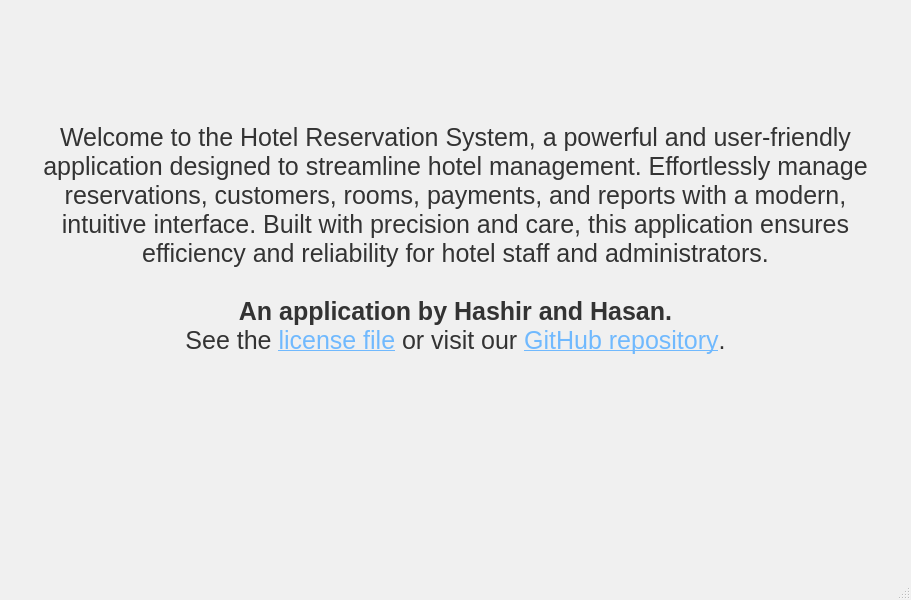
Before: the Qt Designer form mainwindow.ui in WeWeBunnyX/HotelReservationSQL_Application, drawn with Qt 5.
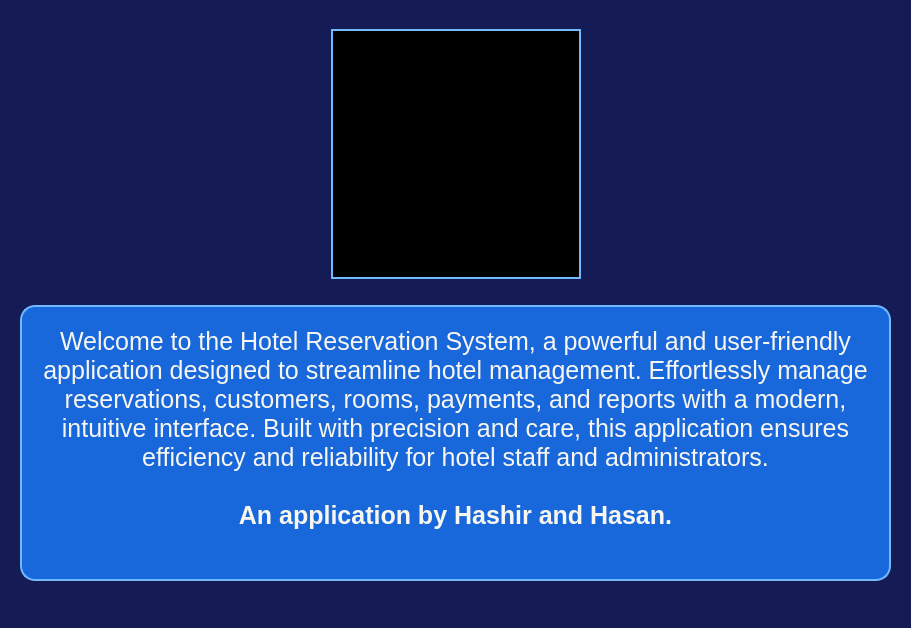
After: the same form once the commit is applied. Icons and pictures are not drawn.

The edit to the form file:
```diff
--- a/mainwindow.ui
+++ b/mainwindow.ui
@@ -7,16 +7,19 @@
     <x>0</x>
     <y>0</y>
     <width>911</width>
-    <height>600</height>
+    <height>628</height>
    </rect>
   </property>
   <property name="windowTitle">
    <string>Hotel Reservation System</string>
   </property>
+  <property name="autoFillBackground">
+   <bool>false</bool>
+  </property>
   <property name="styleSheet">
    <string notr="true">
     QMainWindow {
-        background-color: #f0f0f0;
+        background-color: #151B54;
         font-family: 'Segoe UI', Arial, sans-serif;
     }
    </string>
@@ -26,48 +29,122 @@
     <property name="spacing">
      <number>10</number>
     </property>
+    <property name="leftMargin">
+     <number>20</number>
+    </property>
+    <property name="topMargin">
+     <number>20</number>
+    </property>
+    <property name="rightMargin">
+     <number>20</number>
+    </property>
+    <property name="bottomMargin">
+     <number>20</number>
+    </property>
     <item>
-     <widget class="QLabel" name="appLogoLabel">
-      <property name="maximumSize">
-       <size>
-        <width>100</width>
-        <height>50</height>
-       </size>
-      </property>
+     <widget class="QWidget" name="logoWidget" native="true">
       <property name="styleSheet">
-       <string notr="true">
-        font-size: 16px;
-        color: #333333;
-        padding: 10px;
-        background-color: transparent;
-       </string>
+       <string notr="true">background-color : #151B54</string>
       </property>
-      <property name="text">
-       <string/>
-      </property>
-      <property name="pixmap">
-       <pixmap>:/icons/icons/logos/app_logo.png</pixmap>
-      </property>
-      <property name="scaledContents">
-       <bool>true</bool>
-      </property>
-      <property name="alignment">
-       <set>Qt::AlignmentFlag::AlignCenter</set>
-      </property>
+      <layout class="QHBoxLayout" name="logoLayout">
+       <property name="spacing">
+        <number>0</number>
+       </property>
+       <item>
+        <spacer name="horizontalSpacerLeft">
+         <property name="orientation">
+          <enum>Qt::Orientation::Horizontal</enum>
+         </property>
+         <property name="sizeHint" stdset="0">
+          <size>
+           <width>40</width>
+           <height>20</height>
+          </size>
+         </property>
+        </spacer>
+       </item>
+       <item>
+        <widget class="QLabel" name="appLogoLabel">
+         <property name="sizePolicy">
+          <sizepolicy hsizetype="Preferred" vsizetype="Preferred">
+           <horstretch>0</horstretch>
+           <verstretch>0</verstretch>
+          </sizepolicy>
+         </property>
+         <property name="minimumSize">
+          <size>
+           <width>250</width>
+           <height>250</height>
+          </size>
+         </property>
+         <property name="maximumSize">
+          <size>
+           <width>250</width>
+           <height>250</height>
+          </size>
+         </property>
+         <property name="styleSheet">
+          <string notr="true"> background-color: #000000;
+ padding: 10px;
+ border: 2px solid #70B9FE;
+ box-shadow: 0 0 10px rgba(112, 185, 254, 0.5);</string>
+         </property>
+         <property name="text">
+          <string/>
+         </property>
+         <property name="pixmap">
+          <pixmap resource="resources.qrc">:/icons/icons/logos/logohotel.png</pixmap>
+         </property>
+         <property name="scaledContents">
+          <bool>true</bool>
+         </property>
+         <property name="alignment">
+          <set>Qt::AlignmentFlag::AlignCenter</set>
+         </property>
+        </widget>
+       </item>
+       <item>
+        <spacer name="horizontalSpacerRight">
+         <property name="orientation">
+          <enum>Qt::Orientation::Horizontal</enum>
+         </property>
+         <property name="sizeHint" stdset="0">
+          <size>
+           <width>40</width>
+           <height>20</height>
+          </size>
+         </property>
+        </spacer>
+       </item>
+      </layout>
      </widget>
     </item>
+    <item>
+     <spacer name="verticalSpacerTop">
+      <property name="orientation">
+       <enum>Qt::Orientation::Vertical</enum>
+      </property>
+      <property name="sizeHint" stdset="0">
+       <size>
+        <width>20</width>
+        <height>20</height>
+       </size>
+      </property>
+     </spacer>
+    </item>
     <item>
      <widget class="QLabel" name="welcomeLabel">
       <property name="styleSheet">
-       <string notr="true">
-        font-size: 25px;
-        color: #333333;
-        padding: 20px;
-        background-color: transparent;
+       <string notr="true">  font-size: 25px;
+  color: #F8F6F0;
+  padding: 20px;
+  background-color: #1868DB;
+  border-radius: 15px;
+  border: 2px solid #70B9FE;
        </string>
       </property>
       <property name="text">
-       <string>Welcome to the Hotel Reservation System, a powerful and user-friendly application designed to streamline hotel management. Effortlessly manage reservations, customers, rooms, payments, and reports with a modern, intuitive interface. Built with precision and care, this application ensures efficiency and reliability for hotel staff and administrators.&lt;br&gt;&lt;br&gt;&lt;b&gt;An application by Hashir and Hasan.&lt;/b&gt;&lt;br&gt;See the &lt;a href=&quot;license&quot; style=&quot;color: #70B9FE; text-decoration: underline;&quot;&gt;license file&lt;/a&gt; or visit our &lt;a href=&quot;github&quot; style=&quot;color: #70B9FE; text-decoration: underline;&quot;&gt;GitHub repository&lt;/a&gt;.</string>
+       <string>&lt;html&gt;&lt;head/&gt;&lt;body&gt;&lt;p&gt;Welcome to the Hotel Reservation System, a powerful and user-friendly application designed to streamline hotel management. Effortlessly manage reservations, customers, rooms, payments, and reports with a modern, intuitive interface. Built with precision and care, this application ensures efficiency and reliability for hotel staff and administrators.&lt;br/&gt;&lt;br/&gt;&lt;span style=&quot; font-weight:700;&quot;&gt;An application by Hashir and Hasan.&lt;/span&gt;&lt;br/&gt;&lt;/p&gt;&lt;/body&gt;&lt;/html&gt;</string>
       </property>
       <property name="textFormat">
        <enum>Qt::TextFormat::RichText</enum>
@@ -84,85 +161,25 @@
      </widget>
     </item>
     <item>
-     <layout class="QHBoxLayout" name="qtLayout">
-      <property name="spacing">
-       <number>10</number>
+     <spacer name="verticalSpacerBottom">
+      <property name="orientation">
+       <enum>Qt::Orientation::Vertical</enum>
       </property>
-      <item>
-       <widget class="QLabel" name="qtLogoLabel">
-        <property name="maximumSize">
-         <size>
-          <width>150</width>
-          <height>150</height>
-         </size>
-        </property>
-        <property name="styleSheet">
-         <string notr="true">
-          font-size: 16px;
-          color: #333333;
-          padding: 10px;
-          background-color: transparent;
-         </string>
-        </property>
-        <property name="text">
-         <string/>
-        </property>
-        <property name="pixmap">
-         <pixmap resource="resources.qrc">:/icons/icons/logos/qt_logos_no_background (Edited).png</pixmap>
-        </property>
-        <property name="scaledContents">
-         <bool>true</bool>
-        </property>
-        <property name="alignment">
-         <set>Qt::AlignmentFlag::AlignCenter</set>
-        </property>
-       </widget>
-      </item>
-      <item>
-       <widget class="QLabel" name="fsfgplLogoLabel">
-        <property name="maximumSize">
-         <size>
-          <width>400</width>
-          <height>150</height>
-         </size>
-        </property>
-        <property name="styleSheet">
-         <string notr="true">
-          font-size: 16px;
-          color: #333333;
-          padding: 10px;
-          background-color: transparent;
-         </string>
-        </property>
-        <property name="text">
-         <string/>
-        </property>
-        <property name="pixmap">
-         <pixmap resource="resources.qrc">:/icons/icons/logos/27259538-8770ecaa-5415-11e7-8788-87c1ef9b2c21.png</pixmap>
-        </property>
-        <property name="scaledContents">
-         <bool>true</bool>
-        </property>
-        <property name="alignment">
-         <set>Qt::AlignmentFlag::AlignCenter</set>
-        </property>
-       </widget>
-      </item>
-     </layout>
+      <property name="sizeHint" stdset="0">
+       <size>
+        <width>20</width>
+        <height>40</height>
+       </size>
+      </property>
+     </spacer>
     </item>
    </layout>
   </widget>
-  <widget class="QMenuBar" name="menubar">
-   <property name="geometry">
-    <rect>
-     <x>0</x>
-     <y>0</y>
-     <width>911</width>
-     <height>24</height>
-    </rect>
+  <action name="actionOpenSettings">
+   <property name="text">
+    <string>Open Settings</string>
    </property>
-  </widget>
-  <widget class="QStatusBar" name="statusbar"/>
+  </action>
  </widget>
  <resources>
   <include location="resources.qrc"/>
```
